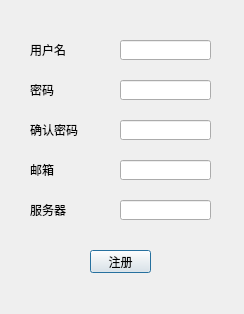
First picture: the form in src/register.ui, repository ptyin/qtexteditor, before the edit.
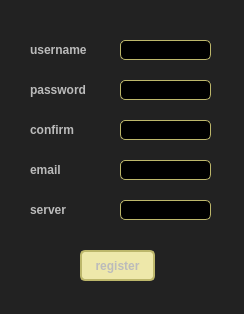
Second picture: the form after the edit.

What changed in the file:
```diff
--- a/src/register.ui
+++ b/src/register.ui
@@ -13,6 +13,116 @@
   <property name="windowTitle">
    <string>Dialog</string>
   </property>
+  <property name="styleSheet">
+   <string notr="true">
+/* === Shared === */
+QLabel, QPushButton, QDialog
+{
+    background-color: #222222;
+    color: #BBBBBB;
+    font-family: &quot;Segoe UI&quot;;
+}
+
+/* === QWidget === */
+QWidget:window {
+    background: #222222;
+    color: #BBBBBB;
+    font-family: &quot;Segoe UI&quot;;
+}
+
+/* === QToolTip === */
+QToolTip {
+    background-color: #000000;
+    border: 2px solid #333333;
+    color: yellow;
+}
+
+/* === QPushButton === */
+QPushButton {
+    border: 1px solid #333333;
+    padding: 4px;
+    min-width: 65px;
+    min-height: 12px;
+}
+
+QPushButton:hover {
+    background-color: #333333;
+    border-color: #444444;
+}
+
+QPushButton:pressed {
+    background-color: #111111;
+    border-color: #333333;
+    color: yellow;
+}
+
+QPushButton:disabled {
+    color: #333333;
+}
+
+/* =================== */
+QLineEdit{
+    background-color: black;
+    color: #BBBBBB;
+    border: 1px solid #333333;
+}
+/* Nice Windows-XP-style password character. */
+QLineEdit[echoMode=&quot;2&quot;] {
+    lineedit-password-character: 9679;
+}
+
+/* We provide a min-width and min-height for push buttons
+   so that they look elegant regardless of the width of the text. */
+QPushButton {
+    background-color: palegoldenrod;
+    border-width: 2px;
+    border-color: darkkhaki;
+    border-style: solid;
+    border-radius: 5px;
+    padding: 3px;
+    min-width: 9ex;
+    min-height: 2.5ex;
+}
+
+QPushButton:hover {
+   background-color: khaki;
+}
+
+/* Increase the padding, so the text is shifted when the button is
+   pressed. */
+QPushButton:pressed {
+    padding-left: 5px;
+    padding-top: 5px;
+    background-color: #d0d67c;
+}
+
+QLabel, QAbstractButton {
+    font: bold;
+}
+
+QLineEdit, QFrame {
+    border-width: 1px;
+    padding: 1px;
+    border-style: solid;
+    border-color: darkkhaki;
+    border-radius: 5px;
+}
+
+/* As mentioned above, eliminate the padding and increase the border. */
+QLineEdit:focus, QFrame:focus {
+    border-width: 3px;
+    padding: 0px;
+}
+
+/* A QLabel is a QFrame  */
+QLabel {
+    border: none;
+    padding: 0;
+    background: none;
+}
+
+</string>
+  </property>
   <widget class="QLabel" name="labelName">
    <property name="geometry">
     <rect>
@@ -23,7 +133,7 @@
     </rect>
    </property>
    <property name="text">
-    <string>用户名</string>
+    <string>username</string>
    </property>
   </widget>
   <widget class="QLabel" name="labelPassword">
@@ -36,7 +146,7 @@
     </rect>
    </property>
    <property name="text">
-    <string>密码</string>
+    <string>password</string>
    </property>
   </widget>
   <widget class="QLabel" name="labelPasswordCheck">
@@ -49,7 +159,7 @@
     </rect>
    </property>
    <property name="text">
-    <string>确认密码</string>
+    <string>confirm</string>
    </property>
   </widget>
   <widget class="QLabel" name="labelEmail">
@@ -62,7 +172,7 @@
     </rect>
    </property>
    <property name="text">
-    <string>邮箱</string>
+    <string>email</string>
    </property>
   </widget>
   <widget class="QLineEdit" name="lineEditName">
@@ -108,14 +218,14 @@
   <widget class="QPushButton" name="registerCheckButton">
    <property name="geometry">
     <rect>
-     <x>90</x>
+     <x>80</x>
      <y>250</y>
-     <width>61</width>
-     <height>23</height>
+     <width>75</width>
+     <height>31</height>
     </rect>
    </property>
    <property name="text">
-    <string>注册</string>
+    <string>register</string>
    </property>
   </widget>
   <widget class="QLabel" name="labelServer">
@@ -128,7 +238,7 @@
     </rect>
    </property>
    <property name="text">
-    <string>服务器</string>
+    <string>server</string>
    </property>
   </widget>
   <widget class="QLineEdit" name="lineEditServer">
```
